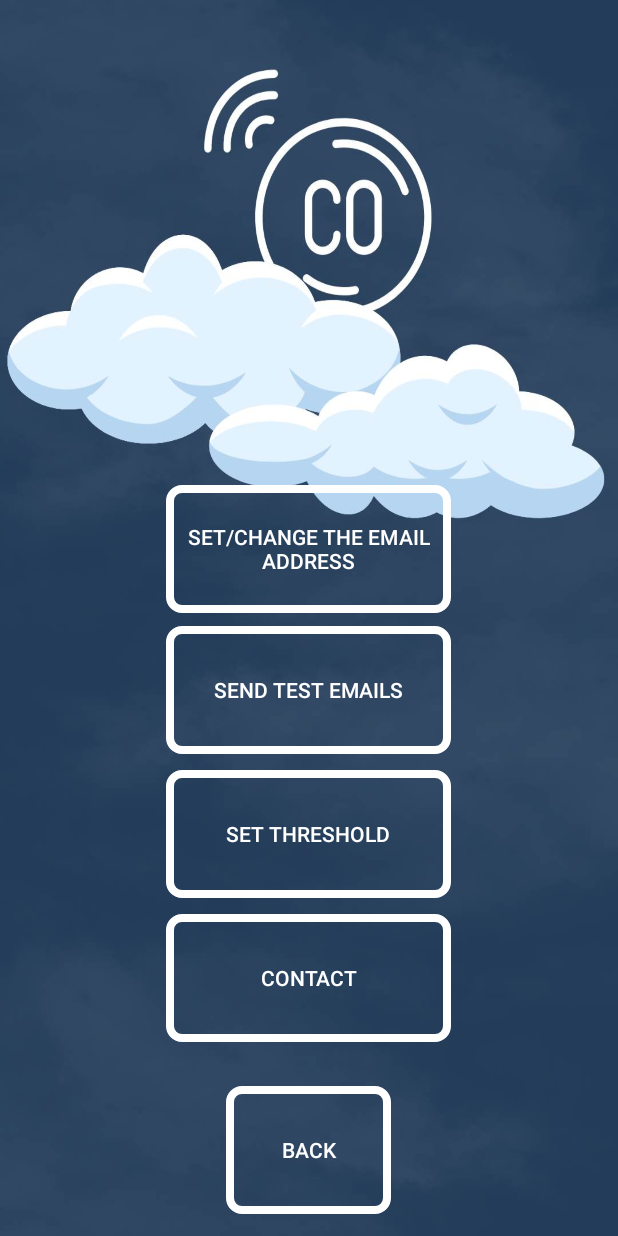
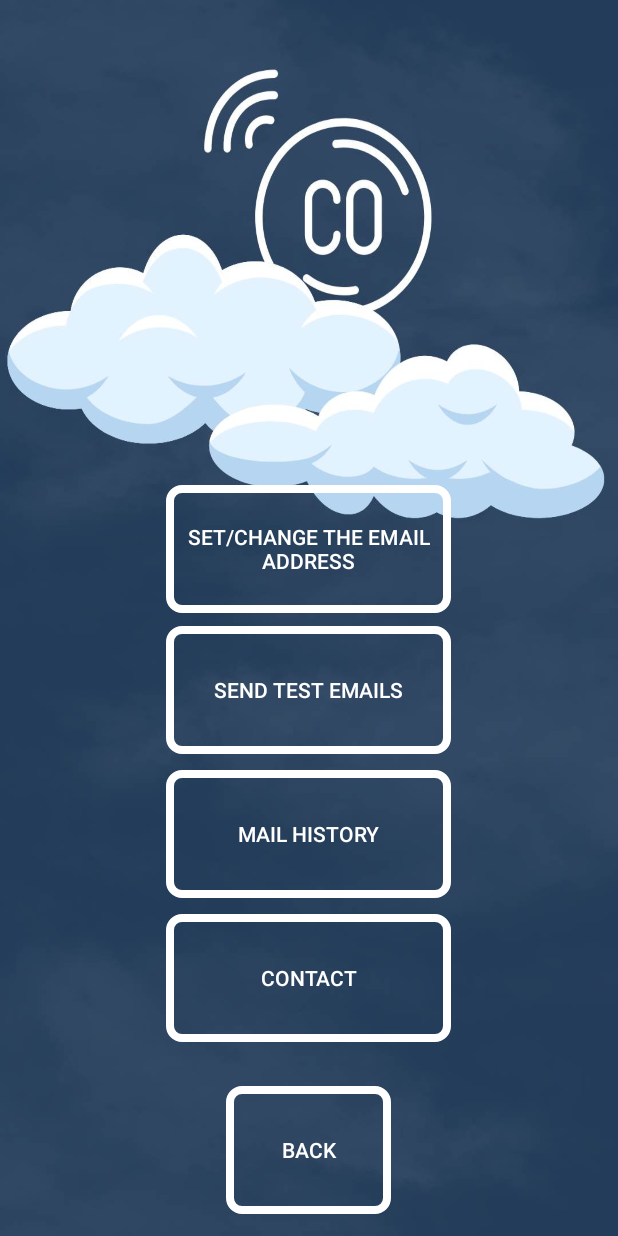
Before and after one commit to borapaul/AndroidApp, an Android app: the Settings screen opened directly, with no data from a screen before it, on a phone screen of 412 x 824 dp. Run offline under Robolectric (Android 15) with nearby library versions, the phone set to English and light mode, and no system bars; our stand-ins replace Volley; libraries missing offline, so code that uses them is left out: com.ekn.gruzer, com.github.mikephil.charting; network calls fail; 5 statements that could not run were skipped.

Commit message:
Last details

```diff
--- a/app/src/main/java/com/example/borapaulco2mobileapp/SenzorValueActivity.java
+++ b/app/src/main/java/com/example/borapaulco2mobileapp/SenzorValueActivity.java
@@ -198,7 +198,6 @@ public class SenzorValueActivity extends AppCompatActivity {
             intent.putExtra(String.valueOf(i), dataTableDetailsList.get(i));
         }
         startActivity(intent);
-        finish();
     }
 
     private void getRequest(String url) {
--- a/app/src/main/java/com/example/borapaulco2mobileapp/Settings.java
+++ b/app/src/main/java/com/example/borapaulco2mobileapp/Settings.java
@@ -19,6 +19,8 @@ public class Settings extends AppCompatActivity {
     private Button mSetMailsDetails;
     private Button mSetThreshold;
 
+    private Button mContactButton;
+
     private String mailContact;
 
     private DataTableDetails dataTableDetails;
@@ -33,6 +35,7 @@ public class Settings extends AppCompatActivity {
         mSendTestEmailsButton = findViewById(R.id.sendEmailTest);
         mSetMailsDetails = findViewById(R.id.addNewAddress);
         mSetThreshold = findViewById(R.id.setThresholdButton);
+        mContactButton = findViewById(R.id.contactButton);
 
         Intent intent = getIntent();
 
@@ -66,6 +69,19 @@ public class Settings extends AppCompatActivity {
                 openTresholdActivity();
             }
         });
+
+        mContactButton.setOnClickListener(new View.OnClickListener() {
+            @Override
+            public void onClick(View v) {
+                openContactActivity();
+            }
+        });
+    }
+
+    private void openContactActivity(){
+        Intent intent = new Intent(this, ContactActivity.class);
+        startActivity(intent);
+
     }
 
     private void openEmailSettings(){
--- a/app/src/main/res/layout/activity_settings.xml
+++ b/app/src/main/res/layout/activity_settings.xml
@@ -44,7 +44,7 @@
         android:layout_width="190dp"
         android:layout_height="85dp"
         android:background="@drawable/button_drawable"
-        android:text="@string/setThreshold"
+        android:text="@string/history"
         android:layout_marginTop="10dp"
         android:textColor="@color/white"
         app:layout_constraintBottom_toTopOf="@+id/contactButton"
--- a/app/src/main/res/values/strings.xml
+++ b/app/src/main/res/values/strings.xml
@@ -17,7 +17,7 @@
     <string name="chartButton">Chart</string>
     <string name="log_in">Log In</string>
     <string name="display_data">Display Data</string>
-    <string name="setThreshold">Set Threshold</string>
+    <string name="history">Mail History</string>
     <string name="contact">Contact</string>
     <string name="register">Register</string>
     <string name="counted_values">Counted Values</string>
```
Also changed, not shown: app/src/main/java/com/example/borapaulco2mobileapp/ChartOfDataActivity.java (+25 -23 lines), app/src/main/java/com/example/borapaulco2mobileapp/ContactActivity.java (+20 -1 lines), app/src/main/res/layout/activity_contact.xml (+7 -7 lines).
